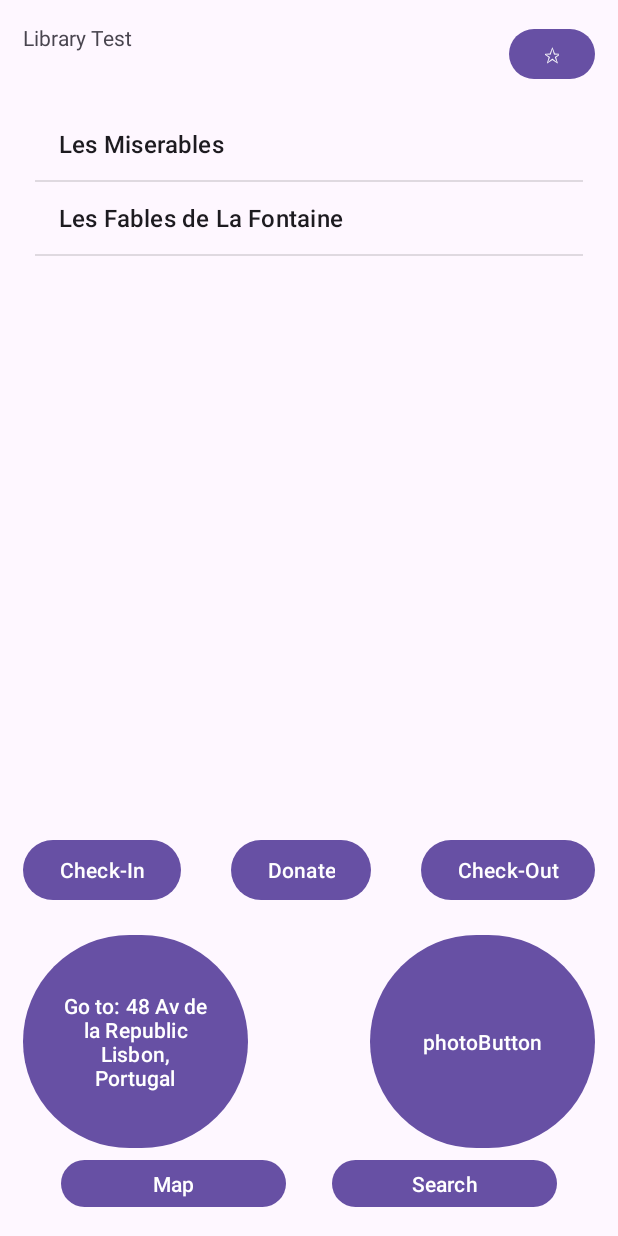
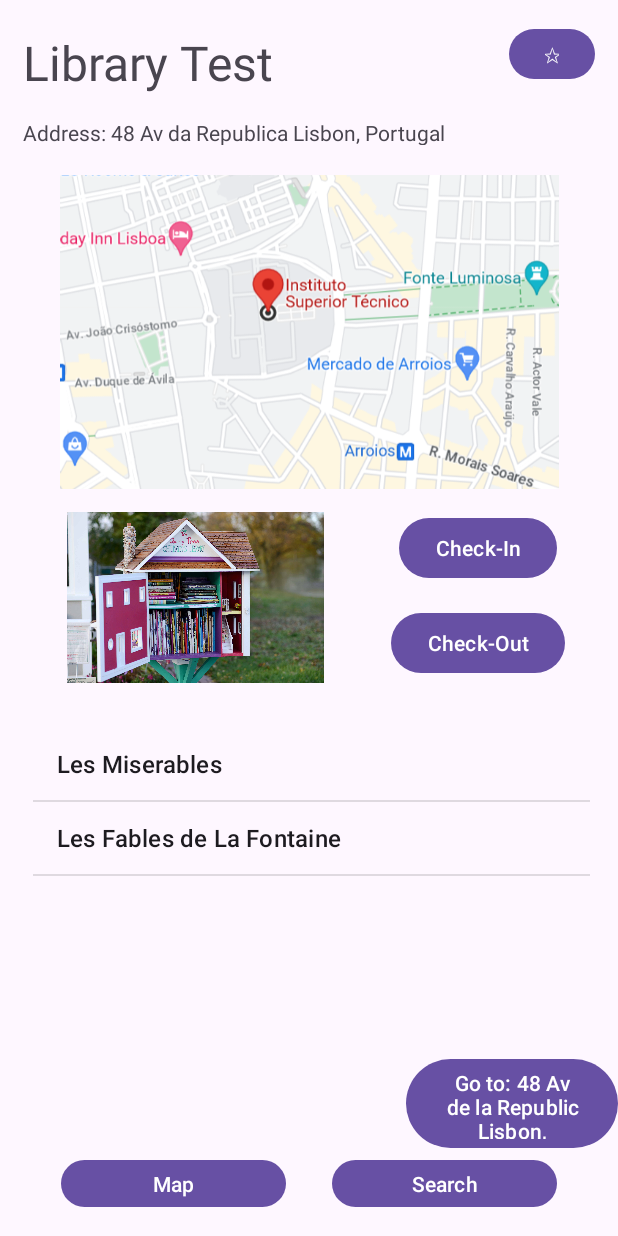
Before and after one commit to lucas-mrq/LibrarIST, an Android app: the screen it shows after launch (LibraryInfo), after a tap on "Test Library", on a phone screen of 412 x 824 dp. Run offline under Robolectric (Android 15) with nearby library versions, the phone set to English and light mode, and no system bars.

Commit message:
Add photo to library info and restructure library info

```diff
--- a/app/src/main/java/pt/ulisboa/tecnico/cmov/freelibrary/LibraryInfo.java
+++ b/app/src/main/java/pt/ulisboa/tecnico/cmov/freelibrary/LibraryInfo.java
@@ -67,8 +67,8 @@ public class LibraryInfo extends AppCompatActivity {
         });
 
         //Define new Book button => Will change to a scan parameter if book is unknown
-        Button donateButton = (Button) findViewById(R.id.donateButton);
-        donateButton.setOnClickListener(view -> {
+        Button checkInButton = (Button) findViewById(R.id.inButton);
+        checkInButton.setOnClickListener(view -> {
             Intent intent12 = new Intent(LibraryInfo.this, newBook.class);
             intent12.putExtra("library", name);
             startActivity(intent12);
--- a/app/src/main/res/layout/activity_library_info.xml
+++ b/app/src/main/res/layout/activity_library_info.xml
@@ -10,50 +10,53 @@
         android:id="@+id/buttonLayout"
         android:layout_width="match_parent"
         android:layout_height="wrap_content"
+        android:gravity="center_horizontal"
         android:orientation="horizontal"
-        android:gravity="center_horizontal"
         app:layout_constraintBottom_toBottomOf="parent"
-        app:layout_constraintStart_toStartOf="parent"
-        app:layout_constraintEnd_toEndOf="parent">
+        app:layout_constraintEnd_toEndOf="parent"
+        app:layout_constraintStart_toStartOf="parent">
 
         <Button
             android:id="@+id/mapMenuLibrary"
             android:layout_width="150dp"
             android:layout_height="39dp"
+            android:layout_marginEnd="15dp"
             android:layout_marginBottom="15dp"
-            android:layout_marginEnd="15dp"
             android:text="@string/map" />
 
         <Button
             android:id="@+id/searchMenuLibrary"
             android:layout_width="150dp"
             android:layout_height="39dp"
+            android:layout_marginStart="15dp"
             android:layout_marginBottom="15dp"
-            android:layout_marginStart="15dp"
             android:text="@string/search" />
 
     </LinearLayout>
 
     <ListView
         android:id="@+id/listBooks"
-        android:layout_width="365dp"
-        android:layout_height="350dp"
+        android:layout_width="371dp"
+        android:layout_height="195dp"
         android:layout_marginStart="15dp"
-        android:layout_marginTop="15dp"
-        android:layout_marginEnd="15dp"
+        android:layout_marginTop="30dp"
         app:layout_constraintEnd_toEndOf="parent"
+        app:layout_constraintHorizontal_bias="0.25"
         app:layout_constraintStart_toStartOf="parent"
-        app:layout_constraintTop_toBottomOf="@+id/favoriteButton" />
+        app:layout_constraintTop_toBottomOf="@+id/imageView5" />
 
     <TextView
         android:id="@+id/libraryName"
         android:layout_width="wrap_content"
         android:layout_height="wrap_content"
         android:layout_marginStart="15dp"
-        android:layout_marginTop="15dp"
+        android:layout_marginTop="20dp"
         android:text="libraryName"
+        android:textSize="32dp"
+        app:layout_constraintBottom_toTopOf="@+id/library_location"
         app:layout_constraintStart_toStartOf="parent"
-        app:layout_constraintTop_toTopOf="parent" />
+        app:layout_constraintTop_toTopOf="parent"
+        app:layout_constraintVertical_bias="1.0" />
 
     <Button
         android:id="@+id/favoriteButton"
@@ -67,19 +70,9 @@
 
     <Button
         android:id="@+id/itineraryButton"
-        android:layout_width="150dp"
-        android:layout_height="150dp"
-        android:layout_marginStart="15dp"
+        android:layout_width="141dp"
+        android:layout_height="67dp"
         android:text="itineraryButton"
-        app:layout_constraintBottom_toTopOf="@+id/buttonLayout"
-        app:layout_constraintStart_toStartOf="parent" />
-
-    <Button
-        android:id="@+id/photoButton"
-        android:layout_width="150dp"
-        android:layout_height="150dp"
-        android:layout_marginEnd="15dp"
-        android:text="photoButton"
         app:layout_constraintBottom_toTopOf="@+id/buttonLayout"
         app:layout_constraintEnd_toEndOf="parent" />
 
@@ -87,29 +80,48 @@
         android:id="@+id/inButton"
         android:layout_width="wrap_content"
         android:layout_height="wrap_content"
-        android:layout_marginStart="15dp"
-        android:layout_marginBottom="15dp"
         android:text="Check-In"
-        app:layout_constraintBottom_toTopOf="@+id/itineraryButton"
-        app:layout_constraintStart_toStartOf="parent" />
+        app:layout_constraintEnd_toEndOf="parent"
+        app:layout_constraintStart_toEndOf="@+id/imageView5"
+        app:layout_constraintTop_toTopOf="@+id/imageView5" />
 
     <Button
         android:id="@+id/outButton"
         android:layout_width="wrap_content"
         android:layout_height="wrap_content"
-        android:layout_marginEnd="15dp"
-        android:layout_marginBottom="15dp"
+        android:layout_marginTop="15dp"
         android:text="Check-Out"
-        app:layout_constraintBottom_toTopOf="@+id/photoButton"
-        app:layout_constraintEnd_toEndOf="parent" />
+        app:layout_constraintEnd_toEndOf="parent"
+        app:layout_constraintStart_toEndOf="@+id/imageView5"
+        app:layout_constraintTop_toBottomOf="@+id/inButton" />
 
-    <Button
-        android:id="@+id/donateButton"
-        android:layout_width="wrap_content"
-        android:layout_height="wrap_content"
-        android:layout_marginBottom="15dp"
-        android:text="Donate"
-        app:layout_constraintBottom_toTopOf="@+id/itineraryButton"
-        app:layout_constraintEnd_toStartOf="@+id/outButton"
-        app:layout_constraintStart_toEndOf="@+id/inButton" />
+    <ImageView
+        android:id="@+id/imageView5"
+        android:layout_width="190dp"
+        android:layout_height="114dp"
+        android:layout_marginTop="15dp"
+        app:layout_constraintStart_toStartOf="@+id/imageView6"
+        app:layout_constraintTop_toBottomOf="@+id/imageView6"
+        app:srcCompat="@drawable/free_library_example" />
+
+    <ImageView
+        android:id="@+id/imageView6"
+        android:layout_width="342dp"
+        android:layout_height="209dp"
+        android:layout_marginTop="20dp"
+        app:layout_constraintEnd_toEndOf="parent"
+        app:layout_constraintStart_toStartOf="parent"
+        app:layout_constraintTop_toBottomOf="@+id/library_location"
+        app:srcCompat="@drawable/fake_map" />
+
+    <TextView
+        android:id="@+id/library_location"
+        android:layout_width="284dp"
+        android:layout_height="18dp"
+        android:layout_marginStart="15dp"
+        android:layout_marginTop="15dp"
+        android:text="Address: 48 Av da Republica Lisbon, Portugal"
+        app:layout_constraintStart_toStartOf="parent"
+        app:layout_constraintTop_toBottomOf="@+id/libraryName" />
+
 </androidx.constraintlayout.widget.ConstraintLayout>
```
Also changed, not shown: app/src/main/res/drawable/fake_map.PNG (added), app/src/main/res/drawable/free_library_example.jpg (added).
